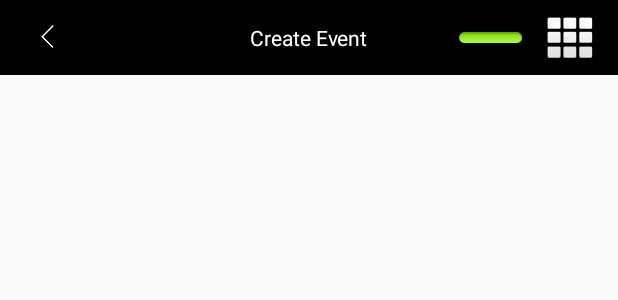
After one commit to sammobi/MeetingTracker, an Android app: the layout activity_upcoming_event.xml on its own in the app's theme, with its tools: preview values and no code run, on a phone screen of 412 x 824 dp. The commit adds this screen. Shown: the top 300 px of the screen. Run offline under Robolectric (Android 15) with nearby library versions, the phone set to English and light mode, and no system bars.

Commit message:
completed recyclerView

```diff
--- a/app/build.gradle
+++ b/app/build.gradle
@@ -24,9 +24,10 @@ dependencies {
     androidTestCompile('com.android.support.test.espresso:espresso-core:2.2.2', {
         exclude group: 'com.android.support', module: 'support-annotations'
     })
+
     compile 'com.android.support:appcompat-v7:24.2.1'
     compile 'com.android.support:support-v4:24.2.1'
+    compile 'com.android.support:recyclerview-v7:24.2.1'
+    compile 'com.github.Kunzisoft:Android-SwitchDateTimePicker:v1.0-rc.1'
     testCompile 'junit:junit:4.12'
-    compile 'com.github.Kunzisoft:Android-SwitchDateTimePicker:v1.0-rc.1'
-
 }
--- a/app/src/main/AndroidManifest.xml
+++ b/app/src/main/AndroidManifest.xml
@@ -27,7 +27,7 @@
             </intent-filter>
         </activity>
         <activity android:name=".PastEvents" />
-        <activity android:name=".UpcomingEvents"></activity>
+        <activity android:name=".UpcomingEvent"></activity>
     </application>
 
 </manifest>
--- /dev/null
+++ b/app/src/main/res/layout/activity_upcoming_event.xml
@@ -0,0 +1,60 @@
+<?xml version="1.0" encoding="utf-8"?>
+<LinearLayout xmlns:android="http://schemas.android.com/apk/res/android"
+    xmlns:tools="http://schemas.android.com/tools"
+    android:id="@+id/activity_upcoming_event"
+    android:layout_width="match_parent"
+    android:layout_height="match_parent"
+    android:orientation="vertical"
+    tools:context="com.simpalm.meetingtracker.UpcomingEvent">
+
+    <android.support.v7.widget.Toolbar
+        android:id="@+id/toolbar_reminder_settings"
+        android:layout_width="match_parent"
+        android:layout_height="@dimen/height_toolbar"
+        android:background="@android:color/black">
+
+        <TextView
+            android:layout_width="wrap_content"
+            android:layout_height="wrap_content"
+            android:layout_gravity="center"
+            android:text="@string/create_event"
+            android:textColor="@android:color/white" />
+
+        <ImageButton
+            android:id="@+id/upcoming_backBtn"
+            android:layout_width="wrap_content"
+            android:layout_height="wrap_content"
+            android:layout_gravity="start"
+            android:layout_marginLeft="10dp"
+            android:background="@android:color/transparent"
+            android:src="@drawable/back" />
+
+
+        <ImageButton
+            android:id="@+id/upcoming_gridView_btn"
+            android:layout_width="wrap_content"
+            android:layout_height="wrap_content"
+            android:layout_gravity="end"
+            android:layout_marginRight="@dimen/activity_vertical_margin"
+            android:background="@android:color/transparent"
+            android:src="@android:drawable/ic_dialog_dialer" />
+
+
+        <ImageButton
+            android:id="@+id/upcoming_recViewBtn"
+            android:layout_width="wrap_content"
+            android:layout_height="wrap_content"
+            android:layout_gravity="end"
+            android:layout_marginRight="@dimen/activity_vertical_margin"
+            android:background="@android:color/transparent"
+            android:src="@android:drawable/button_onoff_indicator_on" />
+    </android.support.v7.widget.Toolbar>
+
+    <FrameLayout
+        android:id="@+id/fragment_container"
+        android:layout_width="match_parent"
+        android:layout_height="wrap_content"></FrameLayout>
+
+
+
+</LinearLayout>
--- a/app/src/main/res/layout/recyclerview.xml
+++ b/app/src/main/res/layout/recyclerview.xml
@@ -7,6 +7,6 @@
     <android.support.v7.widget.RecyclerView
         android:id="@+id/recyclerview"
         android:layout_width="match_parent"
-        android:layout_height="match_parent"></android.support.v7.widget.RecyclerView>
+        android:layout_height="wrap_content"></android.support.v7.widget.RecyclerView>
 
 </LinearLayout>
```
Also changed, not shown: app/src/main/java/com/simpalm/meetingtracker/MainActivity.java (+11 -2 lines), app/src/main/java/com/simpalm/meetingtracker/RecyclerAdapter.java (added, +79 -0 lines), app/src/main/java/com/simpalm/meetingtracker/UpcomingEvent.java (added, +61 -0 lines), app/src/main/java/com/simpalm/meetingtracker/UpcomingEventGridFragment.java (added, +58 -0 lines), app/src/main/java/com/simpalm/meetingtracker/UpcomingEvents.java (deleted, +0 -13 lines), app/src/main/java/com/simpalm/meetingtracker/UpcomingFragment.java (added, +105 -0 lines), app/src/main/java/com/simpalm/meetingtracker/eventDetail.java (+1 -7 lines), app/src/main/res/layout/fragment_upcoming_event_grid.xml (added, +13 -0 lines), app/src/main/res/layout/upcoming_events_recycler_fragment.xml (renamed from app/src/main/res/layout/activity_upcoming_events.xml, +6 -10 lines).
